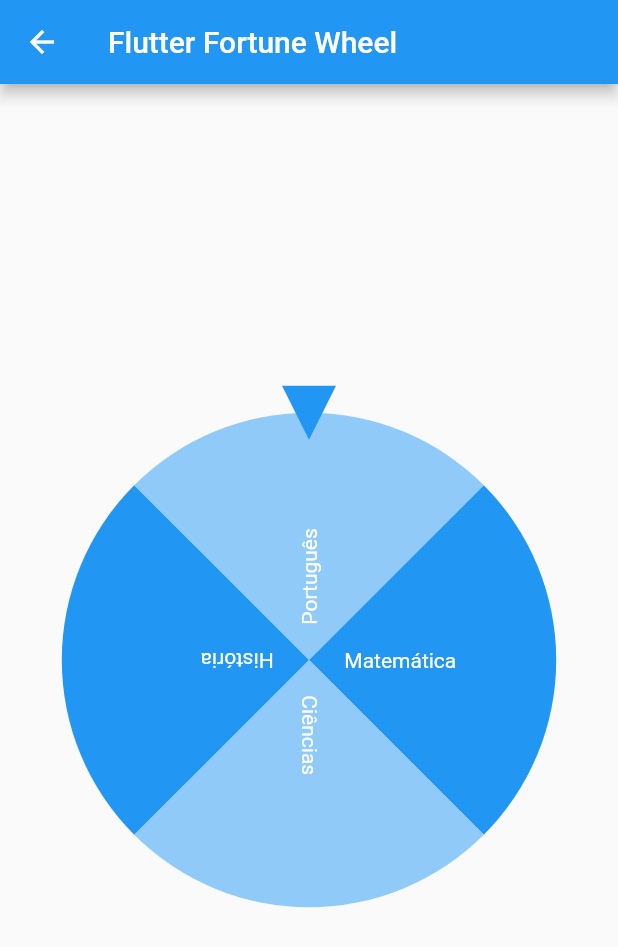
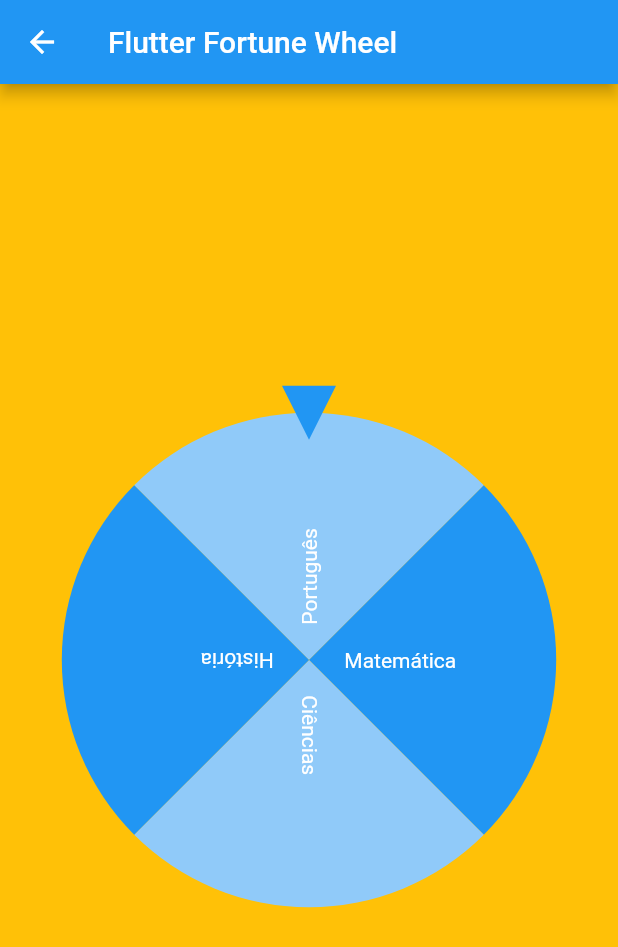
Before and after one commit to Bryanb27/Quest-An_Android_project, a Flutter app: the RodaPergunta screen opened by its route, on a phone screen of 412 x 824 dp. Shown: the top 947 px of the screen. Run offline on Flutter 3.47's test engine with Material 2 defaults, Android fonts, the phone set to English and light mode, and no system bars; drawn by our look-alikes of flutter_fortune_wheel.

Commit message:
Adicionado transição de telas

```diff
--- a/list_app/lib/RodaPergunta.dart
+++ b/list_app/lib/RodaPergunta.dart
@@ -1,8 +1,14 @@
 import 'dart:async';
 import 'package:flutter/material.dart';
 import 'package:flutter_fortune_wheel/flutter_fortune_wheel.dart';
+import 'dart:io';
 
-class RodaPergunta extends StatelessWidget {
+class RodaPergunta extends StatefulWidget{
+  @override
+  _RodaPergunta createState() => _RodaPergunta();
+}
+
+class _RodaPergunta extends State<RodaPergunta> {
   StreamController<int> selected = StreamController<int>();
 
  /* @override
@@ -19,18 +25,26 @@ class RodaPergunta extends StatelessWidget {
       'Ciências',
       'História',
     ];
+    String _tipoPergunta;
 
     return Scaffold(
       appBar: AppBar(
         title: Text('Flutter Fortune Wheel'),
       ),
-      body: GestureDetector(
+      body: Container(
+        color: Colors.amber,
+        child: GestureDetector(
           onTap: () {
-          // setState(() {
+            setState(() {
             selected.add(
               Fortune.randomInt(0, items.length),
             );
+            _tipoPergunta = selected.toString();
+            });
+            //sleep(Duration(seconds:1));
+
           },
+
           child: Column(
             children: [
               Expanded(
@@ -44,6 +58,9 @@ class RodaPergunta extends StatelessWidget {
             ],
           ),
         ),
+      ),
+
     );
+
   }
 }
--- a/list_app/lib/main.dart
+++ b/list_app/lib/main.dart
@@ -1,12 +1,15 @@
 import 'package:flutter/material.dart';
 import 'Home.dart';
 import 'RodaPergunta.dart';
+import 'Pergunta.dart';
+
 void main(){
   runApp(MaterialApp(
     debugShowCheckedModeBanner: false,
     initialRoute: "/",
     routes: {
       "/Roda_da_pergunta": (context) => RodaPergunta(),
+      "/Pergunta": (context) => Pergunta(),
     },
     home: Home(),
   ));
```
Also changed, not shown: Pergunta/lib/home.dart (deleted, +0 -119 lines), list_app/lib/Pergunta.dart (added, +126 -0 lines). Lines whose indentation alone changed are shown as unchanged.
